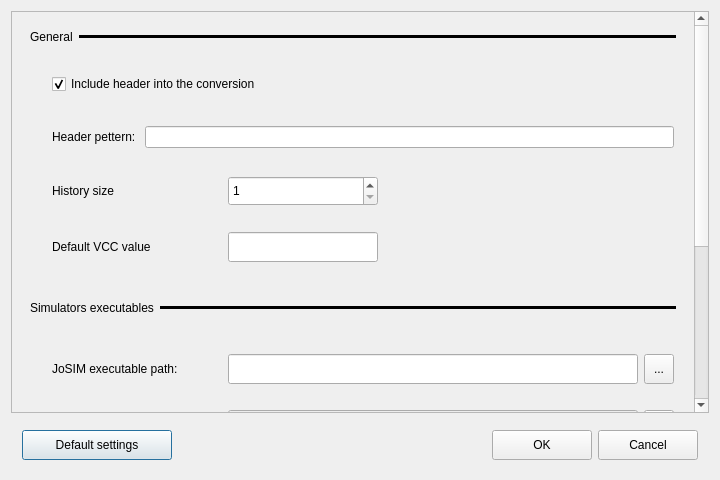
Above: ui/preferences.ui from SirBlaz333/L2Spice before the change. Below: the same form after it.
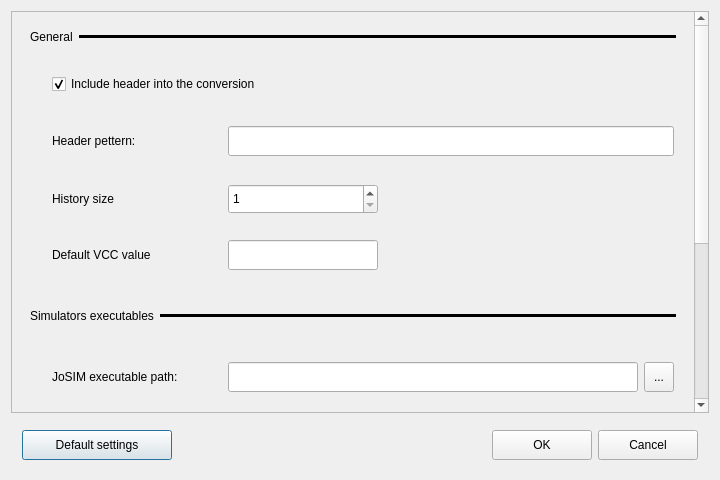
That is the form after the change.

Commit message: Add styles for spinbox. Change styles for line edit

What changed in the file:
```diff
--- a/ui/preferences.ui
+++ b/ui/preferences.ui
@@ -70,7 +70,7 @@
         <x>0</x>
         <y>0</y>
         <width>685</width>
-        <height>717</height>
+        <height>719</height>
        </rect>
       </property>
       <layout class="QVBoxLayout" name="verticalLayout_5">
@@ -211,13 +211,38 @@
           </item>
           <item>
            <widget class="QLabel" name="headerPatternLabel">
+            <property name="minimumSize">
+             <size>
+              <width>170</width>
+              <height>30</height>
+             </size>
+            </property>
+            <property name="maximumSize">
+             <size>
+              <width>170</width>
+              <height>30</height>
+             </size>
+            </property>
             <property name="text">
              <string>Header pettern: </string>
             </property>
            </widget>
           </item>
           <item>
-           <widget class="QLineEdit" name="headerPattern"/>
+           <widget class="QLineEdit" name="headerPattern">
+            <property name="minimumSize">
+             <size>
+              <width>400</width>
+              <height>30</height>
+             </size>
+            </property>
+            <property name="maximumSize">
+             <size>
+              <width>800</width>
+              <height>30</height>
+             </size>
+            </property>
+           </widget>
           </item>
          </layout>
         </widget>
```
The commit also changes 4 other files.
